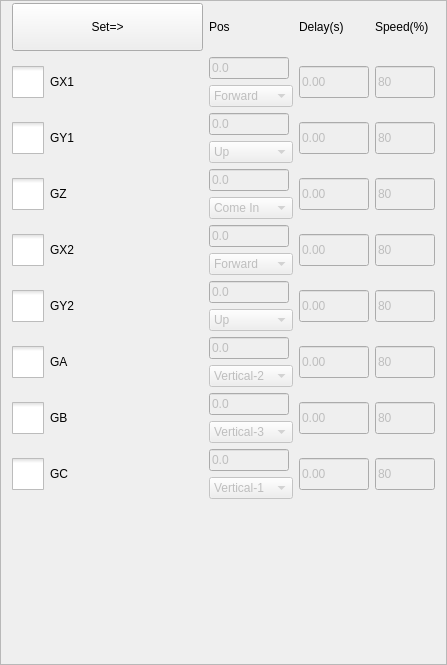
Before: the Qt Designer form hcinstruction/actionsettingframe.ui in GaussCheng/2-5AxisPunch, drawn with Qt 5.
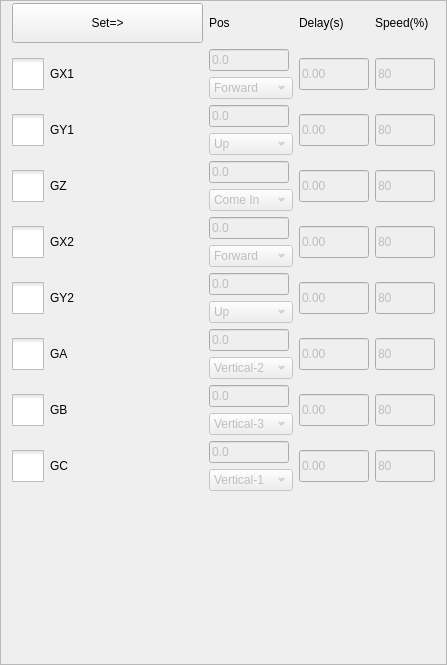
After: the same form once the commit is applied. Icons and pictures are not drawn. Custom widgets are drawn as their Qt base class.

```diff
--- a/hcinstruction/actionsettingframe.ui
+++ b/hcinstruction/actionsettingframe.ui
@@ -37,7 +37,7 @@
      <property name="minimumSize">
       <size>
        <width>64</width>
-       <height>48</height>
+       <height>40</height>
       </size>
      </property>
      <property name="text">
```
